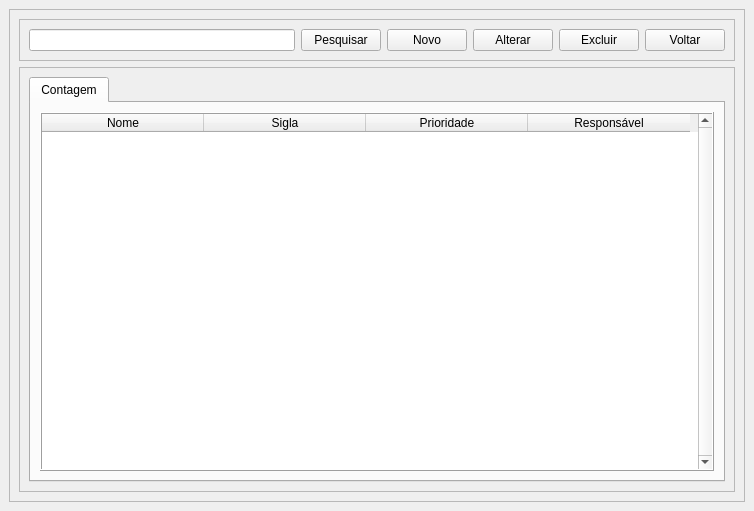
First picture: the form in View/Telas/CD_Contagem.ui, repository Blastoles/ProjetoSCGI, before the edit.
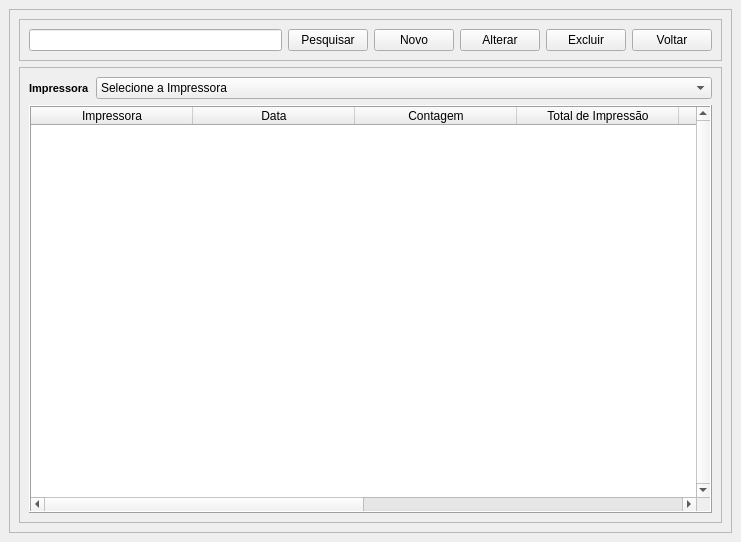
Second picture: the form after the edit. Icons and pictures are not drawn.

What changed in the file:
```diff
--- a/View/Telas/CD_Contagem.ui
+++ b/View/Telas/CD_Contagem.ui
@@ -1,17 +1,17 @@
 <?xml version="1.0" encoding="UTF-8"?>
 <ui version="4.0">
- <class>Setor</class>
- <widget class="QMainWindow" name="Setor">
+ <class>Contagem</class>
+ <widget class="QMainWindow" name="Contagem">
   <property name="geometry">
    <rect>
     <x>0</x>
     <y>0</y>
-    <width>754</width>
-    <height>511</height>
+    <width>741</width>
+    <height>542</height>
    </rect>
   </property>
   <property name="windowTitle">
-   <string>Setor</string>
+   <string>Contagem</string>
   </property>
   <widget class="QWidget" name="centralwidget">
    <layout class="QGridLayout" name="gridLayout_2">
@@ -104,24 +104,38 @@
            <property name="frameShadow">
             <enum>QFrame::Raised</enum>
            </property>
-           <layout class="QVBoxLayout" name="verticalLayout_3">
+           <layout class="QGridLayout" name="gridLayout_3">
+            <item row="0" column="1">
+             <widget class="QComboBox" name="comboBox">
             <item>
-             <widget class="QTabWidget" name="tabWidget">
-              <property name="focusPolicy">
-               <enum>Qt::TabFocus</enum>
-              </property>
-              <property name="tabPosition">
-               <enum>QTabWidget::North</enum>
+               <property name="text">
+                <string>Selecione a Impressora</string>
+               </property>
+              </item>
+             </widget>
+            </item>
+            <item row="0" column="0">
+             <widget class="QLabel" name="label">
+              <property name="sizePolicy">
+               <sizepolicy hsizetype="Maximum" vsizetype="Preferred">
+                <horstretch>0</horstretch>
+                <verstretch>0</verstretch>
+               </sizepolicy>
               </property>
-              <property name="currentIndex">
-               <number>0</number>
+              <property name="font">
+               <font>
+                <family>Arial</family>
+                <pointsize>8</pointsize>
+                <weight>75</weight>
+                <bold>true</bold>
+               </font>
               </property>
-              <widget class="QWidget" name="tab">
-               <attribute name="title">
-                <string>Contagem</string>
-               </attribute>
-               <layout class="QHBoxLayout" name="horizontalLayout_2">
-                <item>
+              <property name="text">
+               <string>Impressora</string>
+              </property>
+             </widget>
+            </item>
+            <item row="2" column="0" colspan="2">
                  <widget class="QTableWidget" name="TB_Setor">
                   <property name="sizePolicy">
                    <sizepolicy hsizetype="Expanding" vsizetype="Expanding">
@@ -203,39 +217,55 @@
                   </attribute>
                   <column>
                    <property name="text">
-                    <string>Nome</string>
+                <string>Impressora</string>
                    </property>
                   </column>
                   <column>
                    <property name="text">
-                    <string>Sigla</string>
+                <string>Data</string>
                    </property>
                   </column>
                   <column>
                    <property name="text">
-                    <string>Prioridade</string>
+                <string>Contagem</string>
                    </property>
                   </column>
                   <column>
                    <property name="text">
-                    <string>Responsável</string>
-                   </property>
-                  </column>
+                <string>Total de Impressão</string>
+               </property>
+              </column>
+              <column>
+               <property name="text">
+                <string>Custo Toner Preto</string>
+               </property>
+              </column>
+              <column>
+               <property name="text">
+                <string>Custo Toner Margenta</string>
+               </property>
+              </column>
+              <column>
+               <property name="text">
+                <string>Custo Toner Amarelo</string>
+               </property>
+              </column>
+              <column>
+               <property name="text">
+                <string>Custo Toner Azul</string>
+               </property>
+              </column>
                  </widget>
                 </item>
                </layout>
               </widget>
-             </widget>
             </item>
            </layout>
           </widget>
          </item>
         </layout>
-       </widget>
-      </item>
-     </layout>
-    </item>
-   </layout>
+    </item>
+   </layout>
   </widget>
  </widget>
  <resources/>
```
Left out of the diff: 10 changed lines with no effect on the pictures. Lines whose indentation alone changed are shown as unchanged.
